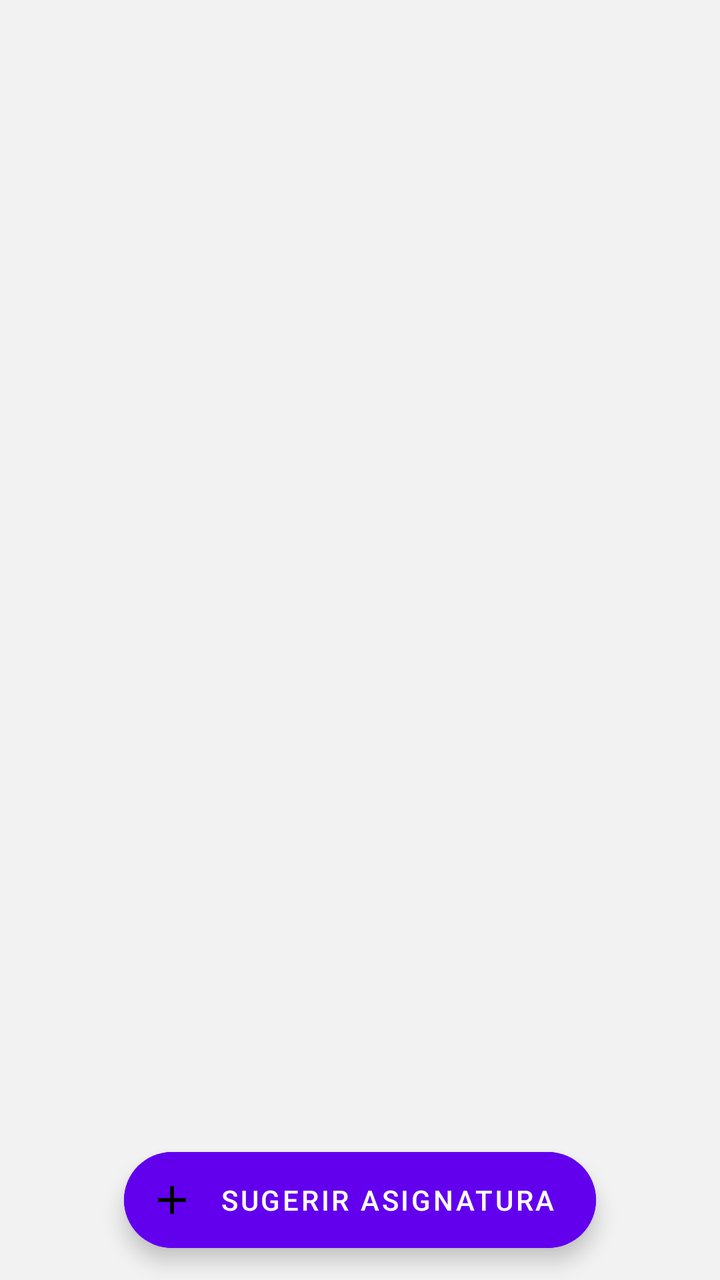
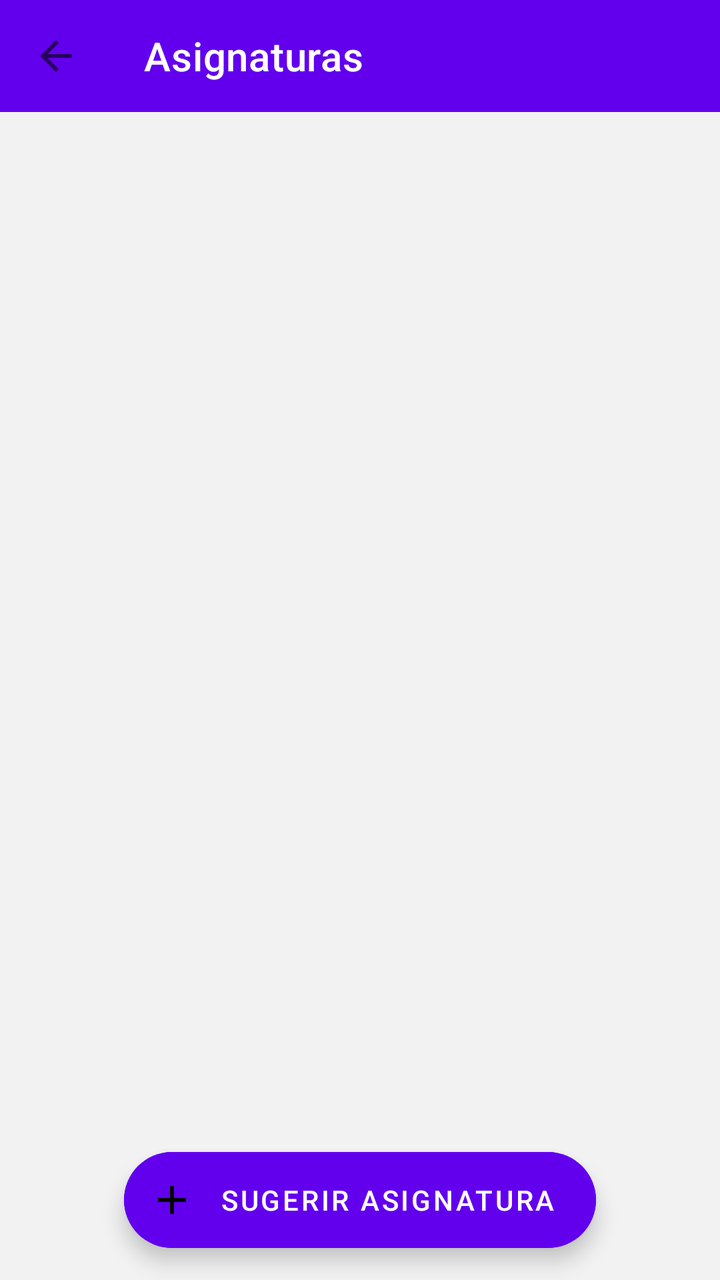

The first picture is an Android layout as it rendered before a commit; the second is the same layout after the commit. The layout source and the unified diff follow.
<!-- AndroidManifest.xml: application theme Theme.StudyBro -->
<!-- res/layout/actividad_asignaturas.xml -->
<?xml version="1.0" encoding="utf-8"?>
<RelativeLayout xmlns:android="http://schemas.android.com/apk/res/android"
    xmlns:app="http://schemas.android.com/apk/res-auto"
    android:layout_width="match_parent"
    android:layout_height="match_parent"
    android:background="@color/background">

    <androidx.recyclerview.widget.RecyclerView
        android:id="@+id/recyclerViewSubjects"
        android:layout_width="match_parent"
        android:layout_height="match_parent"
        android:padding="8dp"
        android:clipToPadding="false"
        android:paddingBottom="80dp"/>

    <com.google.android.material.floatingactionbutton.ExtendedFloatingActionButton
        android:id="@+id/fabSugerir"
        android:layout_width="wrap_content"
        android:layout_height="wrap_content"
        android:layout_alignParentBottom="true"
        android:layout_centerHorizontal="true"
        android:layout_marginBottom="16dp"
        android:text="Sugerir Asignatura"
        app:icon="@drawable/ic_add"
        android:backgroundTint="@color/primary"
        android:textColor="@color/on_primary"/>

</RelativeLayout>
<!-- resources referenced by this layout -->
<resources>
  <color name="background">#F2F2F2</color>
  <color name="on_primary">#FFFFFF</color>
  <color name="primary">#6200EE</color>
  <!-- drawable ic_add (drawable) -->
  <vector xmlns:android="http://schemas.android.com/apk/res/android"
      android:width="24dp"
      android:height="24dp"
      android:viewportWidth="24"
      android:viewportHeight="24"
      android:tint="?attr/colorControlNormal">
      <path
          android:fillColor="@android:color/white"
          android:pathData="M19,13h-6v6h-2v-6H5v-2h6V5h2v6h6v2z"/>
  </vector>
  <style name="Theme.StudyBro" parent="Theme.MaterialComponents.DayNight.DarkActionBar">
          
          <item name="colorPrimary">@color/purple_500</item>
          <item name="colorPrimaryVariant">@color/purple_700</item>
          <item name="colorOnPrimary">@color/white</item>
          
          <item name="colorSecondary">@color/teal_200</item>
          <item name="colorSecondaryVariant">@color/teal_700</item>
          <item name="colorOnSecondary">@color/black</item>
          
          <item name="android:statusBarColor">?attr/colorPrimaryVariant</item>
          
      </style>
  <color name="purple_500">#FF6200EE</color>
  <color name="purple_700">#FF3700B3</color>
  <color name="white">#FFFFFFFF</color>
  <color name="teal_200">#FF03DAC5</color>
  <color name="teal_700">#FF018786</color>
  <color name="black">#FF000000</color>
</resources>

<!-- the commit's change to res/layout/actividad_asignaturas.xml (unified diff, before → after) -->
@@ -1,28 +1,46 @@
-<?xml version="1.0" encoding="utf-8"?>
-<RelativeLayout xmlns:android="http://schemas.android.com/apk/res/android"
+<LinearLayout xmlns:android="http://schemas.android.com/apk/res/android"
     xmlns:app="http://schemas.android.com/apk/res-auto"
     android:layout_width="match_parent"
     android:layout_height="match_parent"
+    android:orientation="vertical"
     android:background="@color/background">
 
-    <androidx.recyclerview.widget.RecyclerView
-        android:id="@+id/recyclerViewSubjects"
+    <com.google.android.material.appbar.AppBarLayout
         android:layout_width="match_parent"
-        android:layout_height="match_parent"
-        android:padding="8dp"
-        android:clipToPadding="false"
-        android:paddingBottom="80dp"/>
+        android:layout_height="wrap_content">
+        <androidx.appcompat.widget.Toolbar
+            android:id="@+id/toolbar"
+            android:layout_width="match_parent"
+            android:layout_height="?attr/actionBarSize"
+            android:background="@color/primary"
+            app:title="Asignaturas"
+            app:titleTextColor="@color/on_primary"
+            app:navigationIcon="@drawable/ic_arrow_back"/>
+    </com.google.android.material.appbar.AppBarLayout>
 
-    <com.google.android.material.floatingactionbutton.ExtendedFloatingActionButton
-        android:id="@+id/fabSugerir"
-        android:layout_width="wrap_content"
-        android:layout_height="wrap_content"
-        android:layout_alignParentBottom="true"
-        android:layout_centerHorizontal="true"
-        android:layout_marginBottom="16dp"
-        android:text="Sugerir Asignatura"
-        app:icon="@drawable/ic_add"
-        android:backgroundTint="@color/primary"
-        android:textColor="@color/on_primary"/>
+    <RelativeLayout
+        android:layout_width="match_parent"
+        android:layout_height="match_parent">
 
-</RelativeLayout>
+        <androidx.recyclerview.widget.RecyclerView
+            android:id="@+id/recyclerViewSubjects"
+            android:layout_width="match_parent"
+            android:layout_height="match_parent"
+            android:padding="8dp"
+            android:clipToPadding="false"
+            android:paddingBottom="80dp"/>
+
+        <com.google.android.material.floatingactionbutton.ExtendedFloatingActionButton
+            android:id="@+id/fabSugerir"
+            android:layout_width="wrap_content"
+            android:layout_height="wrap_content"
+            android:layout_alignParentBottom="true"
+            android:layout_centerHorizontal="true"
+            android:layout_marginBottom="16dp"
+            android:text="Sugerir Asignatura"
+            app:icon="@drawable/ic_add"
+            android:backgroundTint="@color/primary"
+            android:textColor="@color/on_primary"/>
+    </RelativeLayout>
+
+</LinearLayout>
<!-- resource entries referenced after the edit -->
@@ -14,7 +14,19 @@
           android:fillColor="@android:color/white"
           android:pathData="M19,13h-6v6h-2v-6H5v-2h6V5h2v6h6v2z"/>
   </vector>
-  <style name="Theme.StudyBro" parent="Theme.MaterialComponents.DayNight.DarkActionBar">
+  <!-- drawable ic_arrow_back (drawable) -->
+  <vector xmlns:android="http://schemas.android.com/apk/res/android"
+      android:width="24dp"
+      android:height="24dp"
+      android:viewportWidth="24"
+      android:viewportHeight="24"
+      android:tint="?attr/colorControlNormal"
+      android:autoMirrored="true">
+      <path
+          android:fillColor="@android:color/white"
+          android:pathData="M20,11H7.83l5.59,-5.59L12,4l-8,8 8,8 1.41,-1.41L7.83,13H20v-2z"/>
+  </vector>
+  <style name="Theme.StudyBro" parent="Theme.MaterialComponents.Light.DarkActionBar">
           
           <item name="colorPrimary">@color/purple_500</item>
           <item name="colorPrimaryVariant">@color/purple_700</item>
